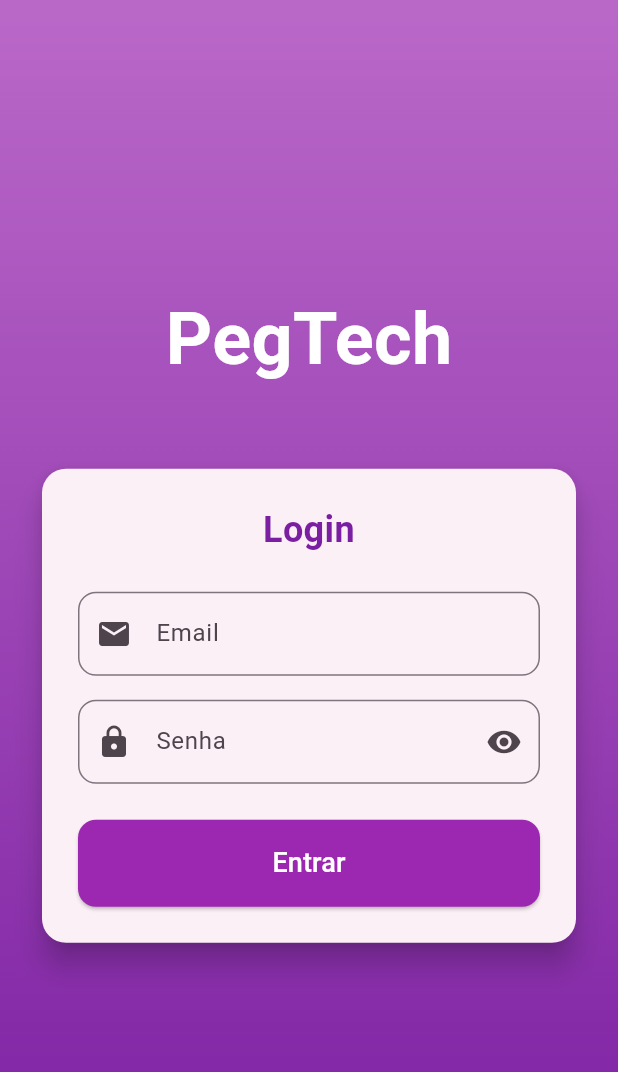
After one commit to joaofilippe/pegtech_front, a Flutter app: the screen it shows after launch, on a phone screen of 412 x 824 dp. The commit adds this screen. Shown: the top 1072 px of the screen. Run offline on Flutter 3.47's test engine with Material 3 defaults, Android fonts, the phone set to English and light mode, and no system bars.

```diff
--- a/lib/main.dart
+++ b/lib/main.dart
@@ -1,8 +1,7 @@
 import 'package:flutter/material.dart';
-import 'package:pegtech_front/pages/employee_page.dart';
 import 'package:provider/provider.dart';
-import 'providers/client_provider.dart';
-import 'pages/user_page.dart';
+import 'providers/auth_provider.dart';
+import 'pages/login_page.dart';
 
 void main() {
   runApp(const MyApp());
@@ -11,17 +10,28 @@ void main() {
 class MyApp extends StatelessWidget {
   const MyApp({super.key});
 
-  // This widget is the root of your application.
   @override
   Widget build(BuildContext context) {
-    return ChangeNotifierProvider(
-      create: (_) => ClientProvider(),
+    return MultiProvider(
+      providers: [
+        ChangeNotifierProvider(create: (_) => AuthProvider()),
+      ],
       child: MaterialApp(
         title: 'PegTech',
         theme: ThemeData(
-          primarySwatch: Colors.purple,
+          colorScheme: ColorScheme.fromSeed(seedColor: Colors.purple),
+          useMaterial3: true,
+          inputDecorationTheme: InputDecorationTheme(
+            border: OutlineInputBorder(
+              borderRadius: BorderRadius.circular(12),
+            ),
+            contentPadding: const EdgeInsets.symmetric(
+              horizontal: 16,
+              vertical: 16,
+            ),
+          ),
         ),
-        home: const EmployeePage(),
+        home: const LoginPage(),
       ),
     );
   }
--- /dev/null
+++ b/lib/pages/login_page.dart
@@ -0,0 +1,189 @@
+import 'package:flutter/material.dart';
+import 'package:provider/provider.dart';
+import '../providers/auth_provider.dart';
+import 'employee_page.dart';
+import 'user_page.dart';
+
+class LoginPage extends StatefulWidget {
+  const LoginPage({super.key});
+
+  @override
+  State<LoginPage> createState() => _LoginPageState();
+}
+
+class _LoginPageState extends State<LoginPage> {
+  final _emailController = TextEditingController();
+  final _passwordController = TextEditingController();
+  bool _obscurePassword = true;
+
+  @override
+  void dispose() {
+    _emailController.dispose();
+    _passwordController.dispose();
+    super.dispose();
+  }
+
+  Future<void> _handleLogin() async {
+    if (_emailController.text.isEmpty || _passwordController.text.isEmpty) {
+      ScaffoldMessenger.of(context).showSnackBar(
+        const SnackBar(content: Text('Por favor, preencha todos os campos')),
+      );
+      return;
+    }
+
+    final authProvider = Provider.of<AuthProvider>(context, listen: false);
+    final success = await authProvider.login(
+      _emailController.text,
+      _passwordController.text,
+    );
+
+    if (!mounted) return;
+
+    if (success) {
+      final userType = authProvider.userType;
+      if (userType == 'C') {
+        Navigator.of(context).pushReplacement(
+          MaterialPageRoute(builder: (context) => const UserPage()),
+        );
+      } else if (userType == 'E') {
+        Navigator.of(context).pushReplacement(
+          MaterialPageRoute(builder: (context) => const EmployeePage()),
+        );
+      }
+    } else {
+      ScaffoldMessenger.of(context).showSnackBar(
+        SnackBar(content: Text(authProvider.error ?? 'Erro ao fazer login')),
+      );
+    }
+  }
+
+  @override
+  Widget build(BuildContext context) {
+    final authProvider = Provider.of<AuthProvider>(context);
+    final isLoading = authProvider.isLoading;
+
+    return Scaffold(
+      body: Container(
+        decoration: BoxDecoration(
+          gradient: LinearGradient(
+            begin: Alignment.topCenter,
+            end: Alignment.bottomCenter,
+            colors: [
+              Colors.purple.shade300,
+              Colors.purple.shade700,
+            ],
+          ),
+        ),
+        child: SafeArea(
+          child: Center(
+            child: SingleChildScrollView(
+              padding: const EdgeInsets.all(24.0),
+              child: Column(
+                mainAxisAlignment: MainAxisAlignment.center,
+                children: [
+                  const Text(
+                    'PegTech',
+                    style: TextStyle(
+                      color: Colors.white,
+                      fontSize: 48,
+                      fontWeight: FontWeight.bold,
+                    ),
+                  ),
+                  const SizedBox(height: 48),
+                  Card(
+                    elevation: 8,
+                    shape: RoundedRectangleBorder(
+                      borderRadius: BorderRadius.circular(16),
+                    ),
+                    child: Padding(
+                      padding: const EdgeInsets.all(24.0),
+                      child: Column(
+                        crossAxisAlignment: CrossAxisAlignment.stretch,
+                        children: [
+                          Text(
+                            'Login',
+                            style: TextStyle(
+                              fontSize: 24,
+                              fontWeight: FontWeight.bold,
+                              color: Colors.purple.shade700,
+                            ),
+                            textAlign: TextAlign.center,
+                          ),
+                          const SizedBox(height: 24),
+                          TextFormField(
+                            controller: _emailController,
+                            decoration: InputDecoration(
+                              labelText: 'Email',
+                              prefixIcon: const Icon(Icons.email),
+                              border: OutlineInputBorder(
+                                borderRadius: BorderRadius.circular(12),
+                              ),
+                            ),
+                            keyboardType: TextInputType.emailAddress,
+                          ),
+                          const SizedBox(height: 16),
+                          TextFormField(
+                            controller: _passwordController,
+                            decoration: InputDecoration(
+                              labelText: 'Senha',
+                              prefixIcon: const Icon(Icons.lock),
+                              suffixIcon: IconButton(
+                                icon: Icon(
+                                  _obscurePassword
+                                      ? Icons.visibility
+                                      : Icons.visibility_off,
+                                ),
+                                onPressed: () {
+                                  setState(() {
+                                    _obscurePassword = !_obscurePassword;
+                                  });
+                                },
+                              ),
+                              border: OutlineInputBorder(
+                                borderRadius: BorderRadius.circular(12),
+                              ),
+                            ),
+                            obscureText: _obscurePassword,
+                          ),
+                          const SizedBox(height: 24),
+                          ElevatedButton(
+                            onPressed: isLoading ? null : _handleLogin,
+                            style: ElevatedButton.styleFrom(
+                              backgroundColor: Colors.purple,
+                              padding: const EdgeInsets.symmetric(vertical: 16),
+                              shape: RoundedRectangleBorder(
+                                borderRadius: BorderRadius.circular(12),
+                              ),
+                            ),
+                            child: isLoading
+                                ? const SizedBox(
+                                    width: 24,
+                                    height: 24,
+                                    child: CircularProgressIndicator(
+                                      strokeWidth: 2,
+                                      valueColor:
+                                          AlwaysStoppedAnimation<Color>(
+                                              Colors.white),
+                                    ),
+                                  )
+                                : const Text(
+                                    'Entrar',
+                                    style: TextStyle(
+                                      fontSize: 18,
+                                      color: Colors.white,
+                                    ),
+                                  ),
+                          ),
+                        ],
+                      ),
+                    ),
+                  ),
+                ],
+              ),
+            ),
+          ),
+        ),
+      ),
+    );
+  }
+}
--- /dev/null
+++ b/lib/providers/auth_provider.dart
@@ -0,0 +1,51 @@
+import 'package:flutter/foundation.dart';
+import 'dart:convert';
+import 'package:http/http.dart' as http;
+
+class AuthProvider with ChangeNotifier {
+  bool _isLoading = false;
+  String? _error;
+  String? _userType;
+
+  bool get isLoading => _isLoading;
+  String? get error => _error;
+  String? get userType => _userType;
+
+  Future<bool> login(String email, String password) async {
+    _isLoading = true;
+    _error = null;
+    notifyListeners();
+
+    try {
+      final response = await http.post(
+        Uri.parse('http://localhost:8080/login'),
+        headers: {'Content-Type': 'application/json'},
+        body: json.encode({
+          'email': email,
+          'password': password,
+        }),
+      );
+
+      if (response.statusCode == 200) {
+        final data = json.decode(response.body);
+        _userType = data['Type'] as String;
+        return true;
+      } else {
+        _error = 'Email ou senha inválidos';
+        return false;
+      }
+    } catch (e) {
+      _error = 'Erro ao fazer login: $e';
+      return false;
+    } finally {
+      _isLoading = false;
+      notifyListeners();
+    }
+  }
+
+  void logout() {
+    _userType = null;
+    _error = null;
+    notifyListeners();
+  }
+}
--- a/pubspec.yaml
+++ b/pubspec.yaml
@@ -31,6 +31,7 @@ dependencies:
   flutter:
     sdk: flutter
   provider: ^6.1.1
+  http: ^1.1.0
 
   # The following adds the Cupertino Icons font to your application.
   # Use with the CupertinoIcons class for iOS style icons.
```
Also changed, not shown: lib/models/user.dart (added, +37 -0 lines), lib/pages/employee_page.dart (+84 -13 lines), lib/providers/client_provider.dart (+40 -25 lines), pubspec.lock.
